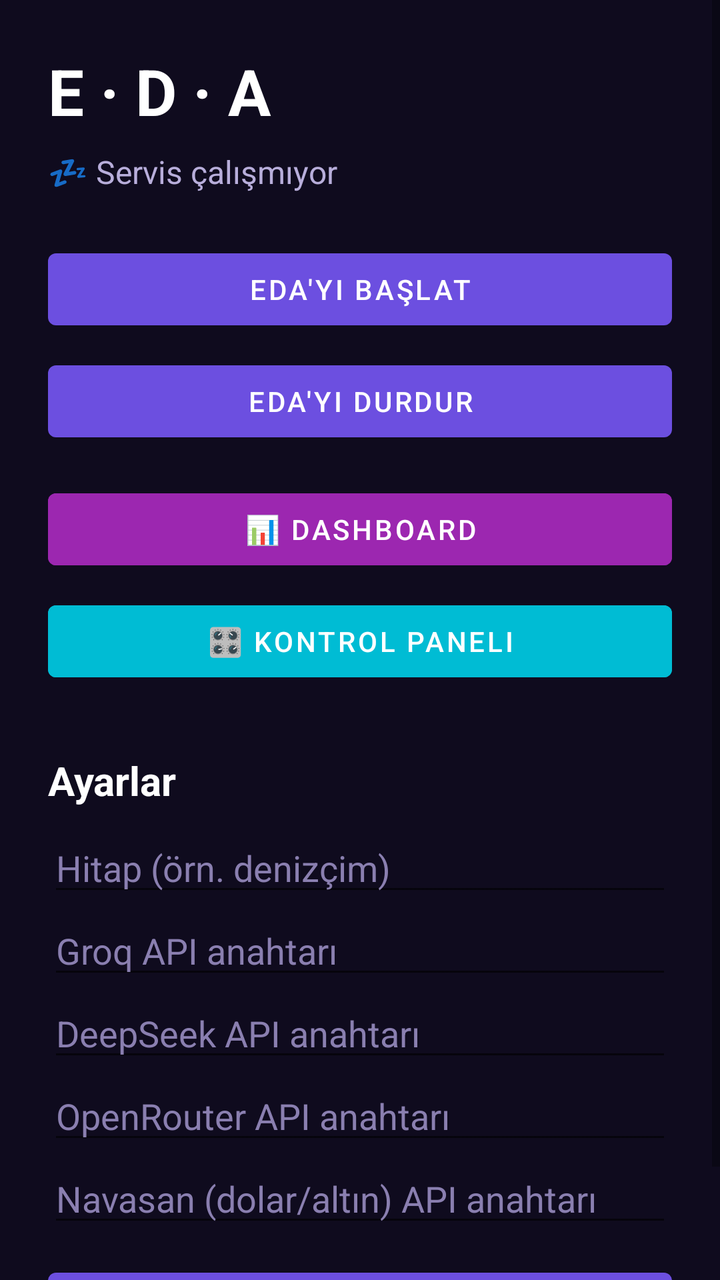
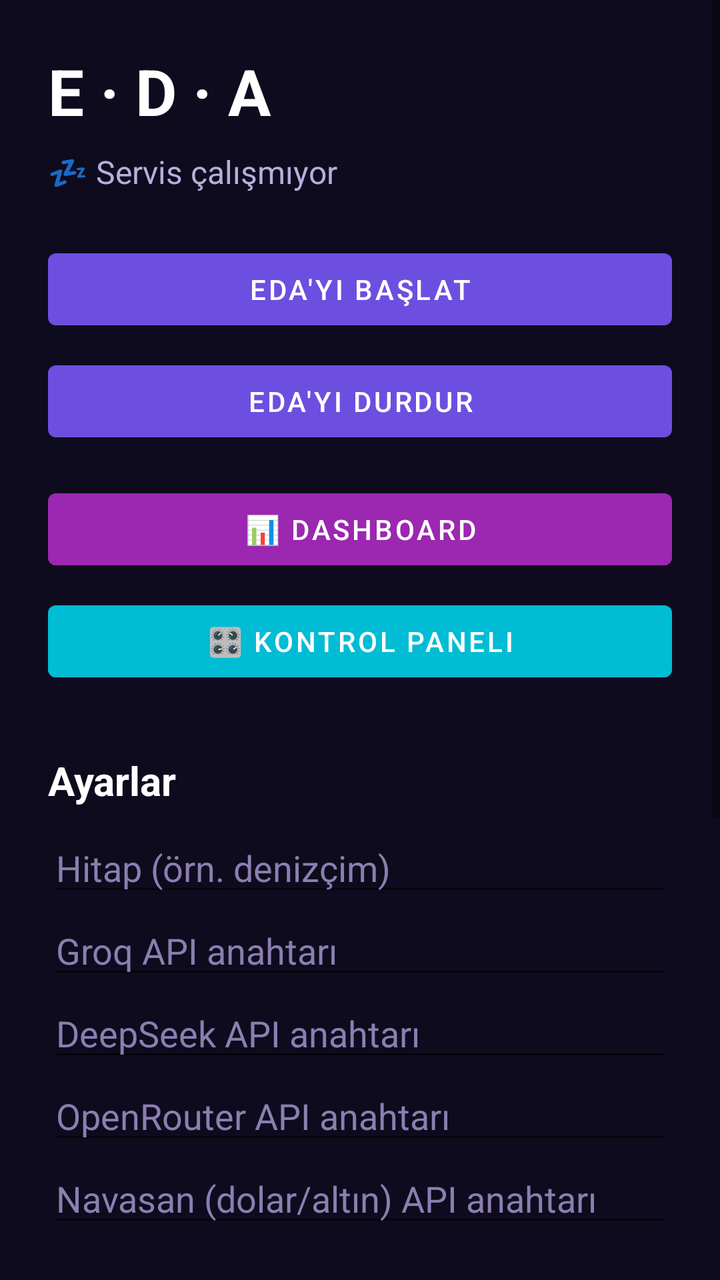

Two renders of the same Android screen: before a commit and after it. Below are the layout's source before the change and the commit's diff.
<!-- AndroidManifest.xml: application theme Theme.Eda -->
<!-- res/layout/activity_main.xml -->
<?xml version="1.0" encoding="utf-8"?>
<ScrollView xmlns:android="http://schemas.android.com/apk/res/android"
    android:layout_width="match_parent"
    android:layout_height="match_parent"
    android:background="#0F0B1E">

<LinearLayout
    android:layout_width="match_parent"
    android:layout_height="wrap_content"
    android:orientation="vertical"
    android:padding="24dp">

    <TextView
        android:layout_width="wrap_content"
        android:layout_height="wrap_content"
        android:text="E · D · A"
        android:textSize="32sp"
        android:textStyle="bold"
        android:textColor="#FFFFFF"
        android:layout_marginBottom="8dp" />

    <TextView
        android:id="@+id/durumText"
        android:layout_width="wrap_content"
        android:layout_height="wrap_content"
        android:text="💤 Servis çalışmıyor"
        android:textSize="16sp"
        android:textColor="#B8AEDB"
        android:layout_marginBottom="24dp" />

    <Button
        android:id="@+id/baslatButon"
        android:layout_width="match_parent"
        android:layout_height="wrap_content"
        android:text="Eda'yı Başlat" />

    <Button
        android:id="@+id/durdurButon"
        android:layout_width="match_parent"
        android:layout_height="wrap_content"
        android:layout_marginTop="8dp"
        android:text="Eda'yı Durdur" />

    
    <Button
        android:id="@+id/dashboardButon"
        android:layout_width="match_parent"
        android:layout_height="wrap_content"
        android:layout_marginTop="16dp"
        android:text="📊 Dashboard"
        android:backgroundTint="#9C27B0" />

    <Button
        android:id="@+id/panelButon"
        android:layout_width="match_parent"
        android:layout_height="wrap_content"
        android:layout_marginTop="8dp"
        android:text="🎛 Kontrol Paneli"
        android:backgroundTint="#00BCD4" />

    <TextView
        android:layout_width="wrap_content"
        android:layout_height="wrap_content"
        android:text="Ayarlar"
        android:textSize="20sp"
        android:textStyle="bold"
        android:textColor="#FFFFFF"
        android:layout_marginTop="32dp"
        android:layout_marginBottom="8dp" />

    <EditText
        android:id="@+id/kullaniciAdiInput"
        android:layout_width="match_parent"
        android:layout_height="wrap_content"
        android:hint="Hitap (örn. denizçim)"
        android:textColorHint="#8A7FB0"
        android:textColor="#FFFFFF" />

    <EditText
        android:id="@+id/groqInput"
        android:layout_width="match_parent"
        android:layout_height="wrap_content"
        android:hint="Groq API anahtarı"
        android:textColorHint="#8A7FB0"
        android:textColor="#FFFFFF"
        android:inputType="textPassword" />

    <EditText
        android:id="@+id/deepseekInput"
        android:layout_width="match_parent"
        android:layout_height="wrap_content"
        android:hint="DeepSeek API anahtarı"
        android:textColorHint="#8A7FB0"
        android:textColor="#FFFFFF"
        android:inputType="textPassword" />

    <EditText
        android:id="@+id/openrouterInput"
        android:layout_width="match_parent"
        android:layout_height="wrap_content"
        android:hint="OpenRouter API anahtarı"
        android:textColorHint="#8A7FB0"
        android:textColor="#FFFFFF"
        android:inputType="textPassword" />

    <EditText
        android:id="@+id/navasanInput"
        android:layout_width="match_parent"
        android:layout_height="wrap_content"
        android:hint="Navasan (dolar/altın) API anahtarı"
        android:textColorHint="#8A7FB0"
        android:textColor="#FFFFFF"
        android:inputType="textPassword" />

    <Button
        android:id="@+id/kaydetButon"
        android:layout_width="match_parent"
        android:layout_height="wrap_content"
        android:layout_marginTop="12dp"
        android:text="Ayarları Kaydet" />

</LinearLayout>
</ScrollView>
<!-- resources referenced by this layout -->
<resources>
  <style name="Theme.Eda" parent="Theme.MaterialComponents.DayNight.NoActionBar">
          <item name="colorPrimary">#6C4FE0</item>
          <item name="colorPrimaryDark">#4B32B3</item>
          <item name="colorAccent">#00E5C7</item>
      </style>
</resources>

<!-- the commit's change to res/layout/activity_main.xml (unified diff, before → after) -->
@@ -112,6 +112,110 @@
         android:textColor="#FFFFFF"
         android:inputType="textPassword" />
 
+    
+    <TextView
+        android:layout_width="wrap_content"
+        android:layout_height="wrap_content"
+        android:text="تنظیمات پیشرفته"
+        android:textSize="20sp"
+        android:textStyle="bold"
+        android:textColor="#FFFFFF"
+        android:layout_marginTop="32dp"
+        android:layout_marginBottom="8dp" />
+
+    
+    <LinearLayout
+        android:layout_width="match_parent"
+        android:layout_height="wrap_content"
+        android:orientation="horizontal"
+        android:gravity="center_vertical"
+        android:paddingTop="8dp"
+        android:paddingBottom="8dp">
+
+        <TextView
+            android:layout_width="0dp"
+            android:layout_height="wrap_content"
+            android:layout_weight="1"
+            android:text="🛌 Derin Uyku (میکروفون خاموش، مصرف ~1%)"
+            android:textColor="#FFFFFF"
+            android:textSize="13sp" />
+
+        <androidx.appcompat.widget.SwitchCompat
+            android:id="@+id/derinUykuSwitch"
+            android:layout_width="wrap_content"
+            android:layout_height="wrap_content" />
+    </LinearLayout>
+
+    
+    <LinearLayout
+        android:layout_width="match_parent"
+        android:layout_height="wrap_content"
+        android:orientation="horizontal"
+        android:gravity="center_vertical"
+        android:paddingTop="8dp"
+        android:paddingBottom="8dp">
+
+        <TextView
+            android:layout_width="0dp"
+            android:layout_height="wrap_content"
+            android:layout_weight="1"
+            android:text="🔋 Pil bildirim aralığı"
+            android:textColor="#FFFFFF"
+            android:textSize="13sp" />
+
+        <Spinner
+            android:id="@+id/pilBildirimSpinner"
+            android:layout_width="wrap_content"
+            android:layout_height="wrap_content"
+            android:minWidth="100dp" />
+    </LinearLayout>
+
+    
+    <LinearLayout
+        android:layout_width="match_parent"
+        android:layout_height="wrap_content"
+        android:orientation="horizontal"
+        android:gravity="center_vertical"
+        android:paddingTop="8dp"
+        android:paddingBottom="8dp">
+
+        <TextView
+            android:layout_width="0dp"
+            android:layout_height="wrap_content"
+            android:layout_weight="1"
+            android:text="🔔 Pil bildirimi aktif"
+            android:textColor="#FFFFFF"
+            android:textSize="13sp" />
+
+        <androidx.appcompat.widget.SwitchCompat
+            android:id="@+id/pilBildirimSwitch"
+            android:layout_width="wrap_content"
+            android:layout_height="wrap_content" />
+    </LinearLayout>
+
+    
+    <LinearLayout
+        android:layout_width="match_parent"
+        android:layout_height="wrap_content"
+        android:orientation="horizontal"
+        android:gravity="center_vertical"
+        android:paddingTop="8dp"
+        android:paddingBottom="8dp">
+
+        <TextView
+            android:layout_width="0dp"
+            android:layout_height="wrap_content"
+            android:layout_weight="1"
+            android:text="🔇 Sessiz mod"
+            android:textColor="#FFFFFF"
+            android:textSize="13sp" />
+
+        <androidx.appcompat.widget.SwitchCompat
+            android:id="@+id/sessizModSwitch"
+            android:layout_width="wrap_content"
+            android:layout_height="wrap_content" />
+    </LinearLayout>
+
     <Button
         android:id="@+id/kaydetButon"
         android:layout_width="match_parent"
